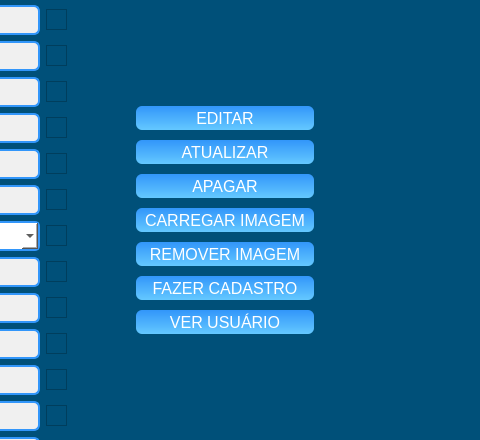
KevenLucas025/ProjetoERP, file novamaine.ui: the form before one commit; both pictures show x 562 to 1042 and y 241 to 681 of the 1445 by 820 pixel window.
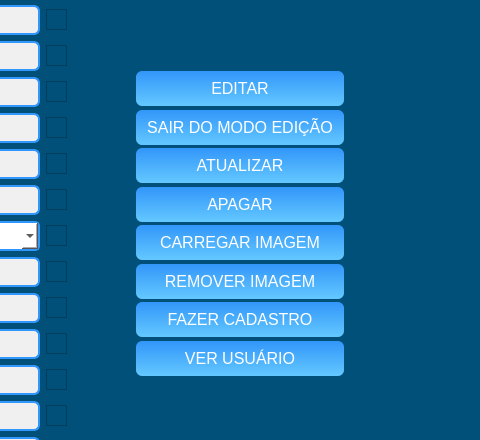
The form after the commit. The open tabs and pages were chosen to show the change. Icons and pictures are not drawn.

Patch:
```diff
--- a/novamaine.ui
+++ b/novamaine.ui
@@ -5398,8 +5398,8 @@
              </property>
              <property name="maximumSize">
               <size>
-               <width>200</width>
-               <height>250</height>
+               <width>230</width>
+               <height>320</height>
               </size>
              </property>
              <property name="frameShape">
@@ -5417,6 +5417,18 @@
                   <verstretch>0</verstretch>
                  </sizepolicy>
                 </property>
+                <property name="minimumSize">
+                 <size>
+                  <width>0</width>
+                  <height>39</height>
+                 </size>
+                </property>
+                <property name="maximumSize">
+                 <size>
+                  <width>16777215</width>
+                  <height>39</height>
+                 </size>
+                </property>
                 <property name="cursor">
                  <cursorShape>PointingHandCursor</cursorShape>
                 </property>
@@ -5441,6 +5453,64 @@
                  <iconset>
                   <normaloff>imagens/editar.png</normaloff>imagens/editar.png</iconset>
                 </property>
+                <property name="iconSize">
+                 <size>
+                  <width>20</width>
+                  <height>20</height>
+                 </size>
+                </property>
+               </widget>
+              </item>
+              <item>
+               <widget class="QPushButton" name="btn_sair_modo_edicao">
+                <property name="sizePolicy">
+                 <sizepolicy hsizetype="Expanding" vsizetype="Expanding">
+                  <horstretch>0</horstretch>
+                  <verstretch>0</verstretch>
+                 </sizepolicy>
+                </property>
+                <property name="minimumSize">
+                 <size>
+                  <width>0</width>
+                  <height>39</height>
+                 </size>
+                </property>
+                <property name="maximumSize">
+                 <size>
+                  <width>16777215</width>
+                  <height>39</height>
+                 </size>
+                </property>
+                <property name="cursor">
+                 <cursorShape>PointingHandCursor</cursorShape>
+                </property>
+                <property name="styleSheet">
+                 <string notr="true">QPushButton {
+    color: rgb(255, 255, 255);
+    border-radius: 8px;
+    font-size: 16px;
+    background: qlineargradient(x1:0, y1:0, x2:0, y2:1, stop:0 rgb(50, 150, 250), stop:1 rgb(100, 200, 255)); /* Gradiente de azul claro para azul mais claro */
+    border: 4px solid transparent;
+}
+
+QPushButton:hover {
+    background: qlineargradient(x1:0, y1:0, x2:0, y2:1, stop:0 rgb(100, 180, 255), stop:1 rgb(150, 220, 255)); /* Gradiente de azul mais claro para azul ainda mais claro */
+    color: black;
+}</string>
+                </property>
+                <property name="text">
+                 <string>SAIR DO MODO EDIÇÃO</string>
+                </property>
+                <property name="icon">
+                 <iconset>
+                  <normaloff>imagens/sair.png</normaloff>imagens/sair.png</iconset>
+                </property>
+                <property name="iconSize">
+                 <size>
+                  <width>20</width>
+                  <height>20</height>
+                 </size>
+                </property>
                </widget>
               </item>
               <item>
@@ -5451,6 +5521,18 @@
                   <verstretch>0</verstretch>
                  </sizepolicy>
                 </property>
+                <property name="minimumSize">
+                 <size>
+                  <width>0</width>
+                  <height>39</height>
+                 </size>
+                </property>
+                <property name="maximumSize">
+                 <size>
+                  <width>16777215</width>
+                  <height>39</height>
+                 </size>
+                </property>
                 <property name="cursor">
                  <cursorShape>PointingHandCursor</cursorShape>
                 </property>
@@ -5475,6 +5557,12 @@
                  <iconset>
                   <normaloff>imagens/toppng.com-update-512x512.png</normaloff>imagens/toppng.com-update-512x512.png</iconset>
                 </property>
+                <property name="iconSize">
+                 <size>
+                  <width>20</width>
+                  <height>20</height>
+                 </size>
+                </property>
                </widget>
               </item>
               <item>
@@ -5485,6 +5573,18 @@
                   <verstretch>0</verstretch>
                  </sizepolicy>
                 </property>
+                <property name="minimumSize">
+                 <size>
+                  <width>0</width>
+                  <height>39</height>
+                 </size>
+                </property>
+                <property name="maximumSize">
+                 <size>
+                  <width>16777215</width>
+                  <height>39</height>
+                 </size>
+                </property>
                 <property name="cursor">
                  <cursorShape>PointingHandCursor</cursorShape>
                 </property>
@@ -5511,7 +5611,7 @@
                 </property>
                 <property name="iconSize">
                  <size>
-                  <width>24</width>
+                  <width>20</width>
                   <height>31</height>
                  </size>
                 </property>
@@ -5525,6 +5625,18 @@
                   <verstretch>0</verstretch>
                  </sizepolicy>
                 </property>
+                <property name="minimumSize">
+                 <size>
+                  <width>0</width>
+                  <height>39</height>
+                 </size>
+                </property>
+                <property name="maximumSize">
+                 <size>
+                  <width>16777215</width>
+                  <height>39</height>
+                 </size>
+                </property>
                 <property name="cursor">
                  <cursorShape>PointingHandCursor</cursorShape>
                 </property>
@@ -5549,6 +5661,12 @@
                  <iconset>
                   <normaloff>imagens/014upload2_99941.png</normaloff>imagens/014upload2_99941.png</iconset>
                 </property>
+                <property name="iconSize">
+                 <size>
+                  <width>20</width>
+                  <height>20</height>
+                 </size>
+                </property>
                </widget>
               </item>
               <item>
@@ -5559,6 +5677,18 @@
                   <verstretch>0</verstretch>
                  </sizepolicy>
                 </property>
+                <property name="minimumSize">
+                 <size>
+                  <width>0</width>
+                  <height>39</height>
+                 </size>
+                </property>
+                <property name="maximumSize">
+                 <size>
+                  <width>16777215</width>
+                  <height>39</height>
+                 </size>
+                </property>
                 <property name="cursor">
                  <cursorShape>PointingHandCursor</cursorShape>
                 </property>
@@ -5599,6 +5729,18 @@
                   <verstretch>0</verstretch>
                  </sizepolicy>
                 </property>
+                <property name="minimumSize">
+                 <size>
+                  <width>0</width>
+                  <height>39</height>
+                 </size>
+                </property>
+                <property name="maximumSize">
+                 <size>
+                  <width>16777215</width>
+                  <height>39</height>
+                 </size>
+                </property>
                 <property name="cursor">
                  <cursorShape>PointingHandCursor</cursorShape>
                 </property>
@@ -5623,6 +5765,12 @@
                  <iconset>
                   <normaloff>imagens/confirmacao.png</normaloff>imagens/confirmacao.png</iconset>
                 </property>
+                <property name="iconSize">
+                 <size>
+                  <width>20</width>
+                  <height>20</height>
+                 </size>
+                </property>
                </widget>
               </item>
               <item>
@@ -5633,6 +5781,18 @@
                   <verstretch>0</verstretch>
                  </sizepolicy>
                 </property>
+                <property name="minimumSize">
+                 <size>
+                  <width>0</width>
+                  <height>39</height>
+                 </size>
+                </property>
+                <property name="maximumSize">
+                 <size>
+                  <width>16777215</width>
+                  <height>39</height>
+                 </size>
+                </property>
                 <property name="cursor">
                  <cursorShape>PointingHandCursor</cursorShape>
                 </property>
@@ -5659,7 +5819,7 @@
                 </property>
                 <property name="iconSize">
                  <size>
-                  <width>17</width>
+                  <width>20</width>
                   <height>28</height>
                  </size>
                 </property>
```
